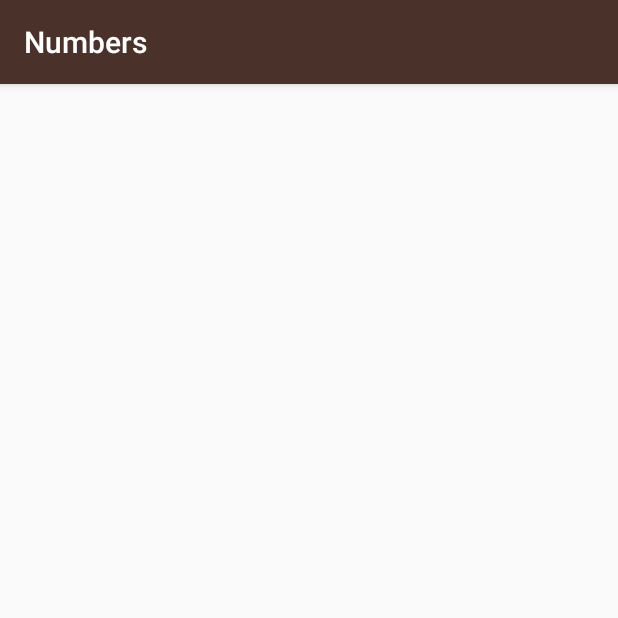
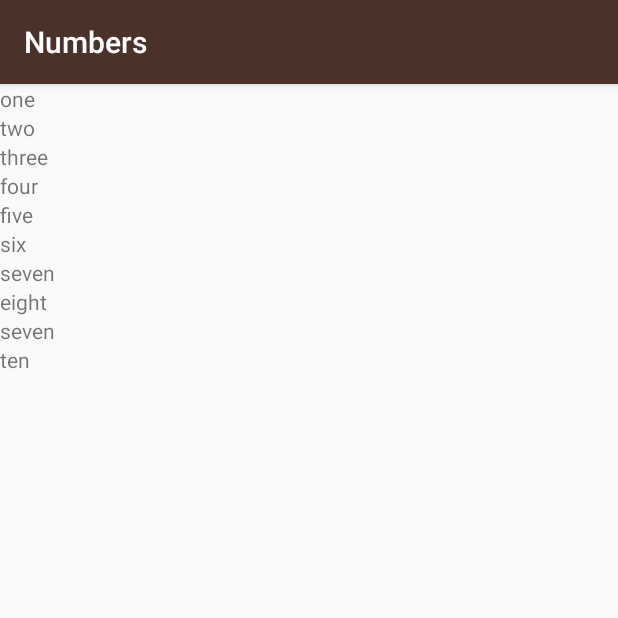
Before and after one commit to zxpgo/Miwok, an Android app: the NumbersActivity screen opened directly, with no data from a screen before it, on a phone screen of 412 x 824 dp, the top half of it. Run offline under Robolectric (Android 15) with nearby library versions, the light colour scheme and no system bars.

Commit message:
11-9 second times

```diff
--- a/app/src/main/java/com/example/android/miwok/NumbersActivity.java
+++ b/app/src/main/java/com/example/android/miwok/NumbersActivity.java
@@ -2,6 +2,13 @@ package com.example.android.miwok;
 
 import android.support.v7.app.AppCompatActivity;
 import android.os.Bundle;
+import android.util.Log;
+import android.widget.LinearLayout;
+import android.widget.TextView;
+
+import org.w3c.dom.Text;
+
+import java.util.ArrayList;
 
 public class NumbersActivity extends AppCompatActivity {
 
@@ -9,5 +16,48 @@ public class NumbersActivity extends AppCompatActivity {
     protected void onCreate(Bundle savedInstanceState) {
         super.onCreate(savedInstanceState);
         setContentView(R.layout.activity_numbers);
+        /**
+         //创建一个存储数字的数组
+        String [] words = new String[10];
+        words[0] = "one";
+        words[1] = "two";
+        words[2] = "three";
+        words[3] = "four";
+        words[4] = "five";
+        words[5] = "six";
+        words[6] = "seven";
+        words[7] = "eight";
+        words[8] = "nine";
+        words[9] = "ten";
+        Log.v("NumbersActivity","Word at index 0: " + words[0]);*/
+        //创建一个数组列表
+        ArrayList<String> words = new ArrayList<String>();
+        words.add("one");
+        words.add("two");
+        words.add("three");
+        words.add("four");
+        words.add("five");
+        words.add("six");
+        words.add("seven");
+        words.add("eight");
+        words.add("seven");
+        words.add("ten");
+        LinearLayout rootView = (LinearLayout) findViewById(R.id.rootView);
+        /**int index = 0;
+        while (index < words.size()){
+            TextView wordView = new TextView(this);
+            wordView.setText(words.get(index));
+            rootView.addView(wordView);
+            index ++;
+        }*/
+        for(int index = 0; index < words.size(); index++)
+        {
+            //创建一个新TextView
+            TextView wordView = new TextView(this);
+            //将内容设置为当前下标的值
+            wordView.setText(words.get(index));
+            //添加TextView作为layout布局的子视图
+            rootView.addView(wordView);
+        }
     }
 }
--- a/app/src/main/res/layout/activity_numbers.xml
+++ b/app/src/main/res/layout/activity_numbers.xml
@@ -1,9 +1,11 @@
 <?xml version="1.0" encoding="utf-8"?>
-<android.support.constraint.ConstraintLayout xmlns:android="http://schemas.android.com/apk/res/android"
+<LinearLayout xmlns:android="http://schemas.android.com/apk/res/android"
     xmlns:app="http://schemas.android.com/apk/res-auto"
     xmlns:tools="http://schemas.android.com/tools"
     android:layout_width="match_parent"
     android:layout_height="match_parent"
-    tools:context=".NumbersActivity">
+    tools:context=".NumbersActivity"
+    android:orientation="vertical"
+    android:id="@+id/rootView">
 
-</android.support.constraint.ConstraintLayout>
+</LinearLayout>
```
